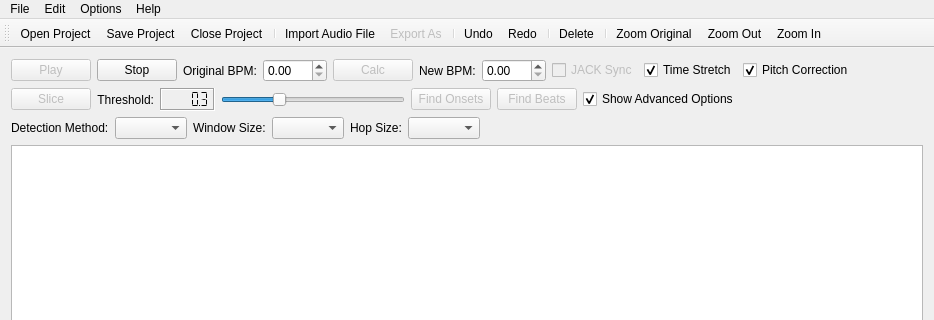
First picture: the form in src/mainwindow.ui, repository rock-hopper/shuriken, before the edit; both pictures show x 0 to 934 and y 0 to 320 of the 934 by 600 pixel window.
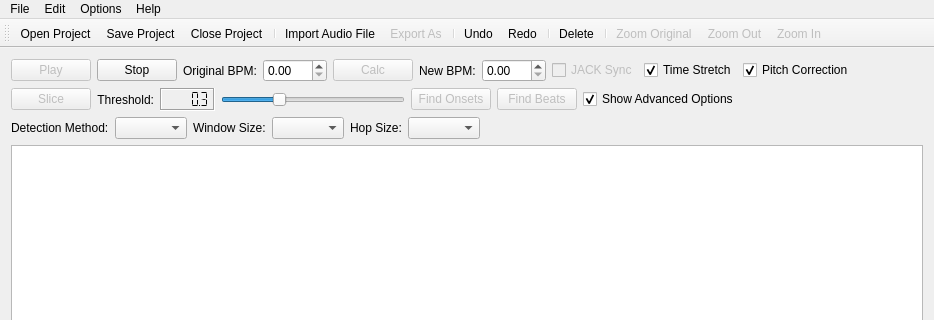
Second picture: the form after the edit. Icons and pictures are not drawn. Custom widgets are drawn as their Qt base class.

Diff of the .ui file:
```diff
--- a/src/mainwindow.ui
+++ b/src/mainwindow.ui
@@ -616,6 +616,9 @@
    </property>
   </action>
   <action name="actionZoom_In">
+   <property name="enabled">
+    <bool>false</bool>
+   </property>
    <property name="icon">
     <iconset>
      <normaloff>../../../../usr/share/icons/oxygen/22x22/actions/zoom-in.png</normaloff>../../../../usr/share/icons/oxygen/22x22/actions/zoom-in.png</iconset>
@@ -631,6 +634,9 @@
    </property>
   </action>
   <action name="actionZoom_Out">
+   <property name="enabled">
+    <bool>false</bool>
+   </property>
    <property name="icon">
     <iconset>
      <normaloff>../../../../usr/share/icons/oxygen/22x22/actions/zoom-out.png</normaloff>../../../../usr/share/icons/oxygen/22x22/actions/zoom-out.png</iconset>
@@ -646,6 +652,9 @@
    </property>
   </action>
   <action name="actionZoom_Original">
+   <property name="enabled">
+    <bool>false</bool>
+   </property>
    <property name="icon">
     <iconset>
      <normaloff>../../../../usr/share/icons/oxygen/22x22/actions/zoom-original.png</normaloff>../../../../usr/share/icons/oxygen/22x22/actions/zoom-original.png</iconset>
```
Left out of the diff: 4 changed lines with no effect on the pictures.
